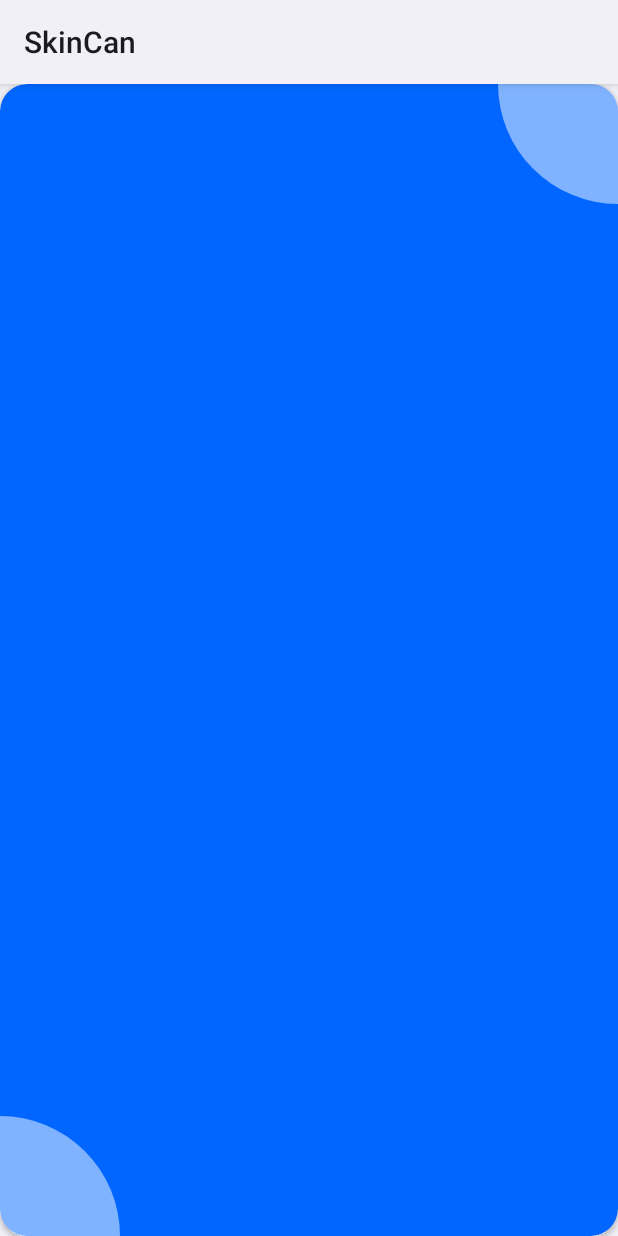
After one commit to SkinCanOrg/SkinCan, an Android app: the layout result_card.xml on its own in the app's theme, with its tools: preview values and no code run, on a phone screen of 412 x 824 dp. The commit adds this screen. Run offline under Robolectric (Android 15) with nearby library versions, the phone set to English and light mode, and no system bars.

Commit message:
+ Added result card layout

```diff
--- /dev/null
+++ b/app/src/main/kotlin/io/github/skincanorg/skincan/widget/OneFourthCircleView.kt
@@ -0,0 +1,32 @@
+package io.github.skincanorg.skincan.widget
+
+import android.content.Context
+import android.graphics.Canvas
+import android.graphics.Paint
+import android.graphics.RectF
+import android.util.AttributeSet
+import android.view.View
+import io.github.skincanorg.skincan.R
+
+class OneFourthCircleView @JvmOverloads constructor(
+    context: Context,
+    attrs: AttributeSet? = null,
+    defStyleRes: Int = 0,
+) : View(context, attrs, defStyleRes) {
+    private val paint = Paint()
+    private val rectF = RectF()
+
+    init {
+        if (attrs != null) {
+            val attr = context.theme.obtainStyledAttributes(attrs, R.styleable.OneFourthCircleView, 0, 0)
+            paint.color = attr.getColor(R.styleable.OneFourthCircleView_circleColor, 0)
+        }
+    }
+
+    override fun onDraw(canvas: Canvas) {
+        canvas.apply {
+            rectF.set(width.toFloat() * -1, height.toFloat() * -1, width.toFloat(), height.toFloat())
+            canvas.drawArc(rectF, 0f, 90f, true, paint)
+        }
+    }
+}
--- /dev/null
+++ b/app/src/main/res/layout/result_card.xml
@@ -0,0 +1,24 @@
+<?xml version="1.0" encoding="utf-8"?>
+<androidx.cardview.widget.CardView
+        xmlns:android="http://schemas.android.com/apk/res/android"
+        xmlns:app="http://schemas.android.com/apk/res-auto"
+        android:layout_width="match_parent"
+        android:layout_height="match_parent"
+        app:cardCornerRadius="18dp"
+        app:cardBackgroundColor="@color/blue_600"
+        android:id="@+id/card_main">
+
+    <io.github.skincanorg.skincan.widget.OneFourthCircleView
+            android:layout_gravity="end"
+            android:layout_width="80dp"
+            android:layout_height="80dp"
+            app:circleColor="#80FFFFFF"
+            android:rotation="90"/>
+
+    <io.github.skincanorg.skincan.widget.OneFourthCircleView
+            android:layout_gravity="bottom"
+            android:layout_width="80dp"
+            android:layout_height="80dp"
+            app:circleColor="#80FFFFFF"
+            android:rotation="270"/>
+</androidx.cardview.widget.CardView>
--- /dev/null
+++ b/app/src/main/res/values/attrs.xml
@@ -0,0 +1,6 @@
+<?xml version="1.0" encoding="utf-8"?>
+<resources>
+    <declare-styleable name="OneFourthCircleView">
+        <attr name="circleColor" format="color"/>
+    </declare-styleable>
+</resources>
```
Also changed, not shown: app/src/main/res/drawable/card.xml (deleted, +0 -39 lines), app/src/main/res/layout/activity_main.xml (+3 -8 lines).
